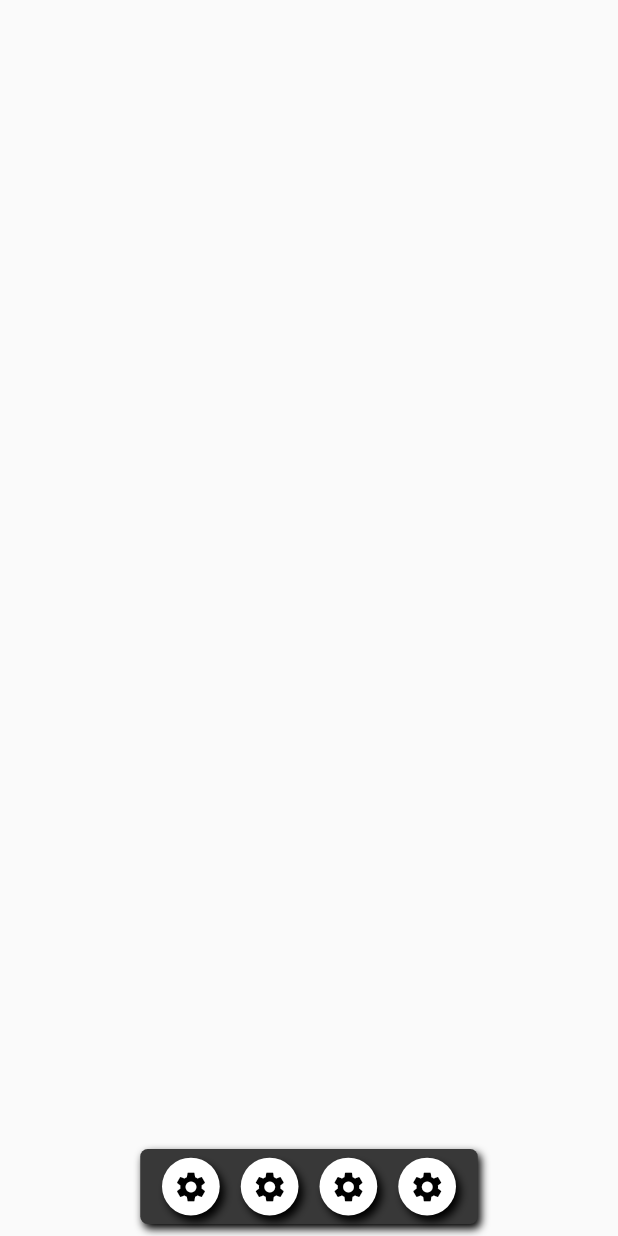
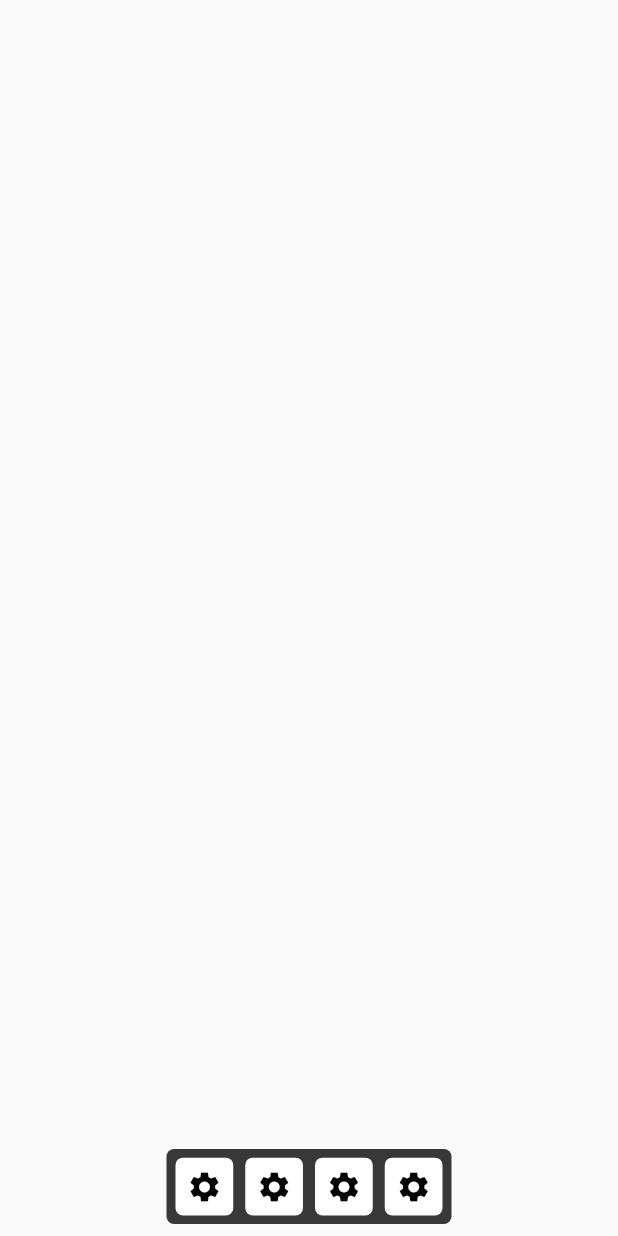
Before and after one commit to aeskerminen/sky-core, a Flutter app: the screen it shows after launch, on a phone screen of 412 x 824 dp. Run offline on Flutter 3.47's test engine with Material 2 defaults, Android fonts, the phone set to English and light mode, and no system bars.

Commit message:
Remove shadow, tighten toolbar spacing

```diff
--- a/sky_notes/lib/main.dart
+++ b/sky_notes/lib/main.dart
@@ -45,13 +45,13 @@ class Home extends StatelessWidget {
             padding: const EdgeInsets.all(8.0),
             child: SizedBox(
               height: 50,
-              width: 225,
+              width: 190,
               child: Container(
                 decoration: BoxDecoration(
                   color: const Color(0xFF383838),
                   borderRadius: BorderRadius.circular(5),
                   boxShadow: const [
-                    BoxShadow(blurRadius: 4, offset: Offset(2, 3))
+                    // BoxShadow(blurRadius: 4, offset: Offset(2, 3))
                   ],
                 ),
                 child: Row(
@@ -78,16 +78,13 @@ class ToolbarButton extends StatelessWidget {
   @override
   Widget build(BuildContext context) {
     return Padding(
-      padding: const EdgeInsets.only(left: 7, right: 7),
+      padding: const EdgeInsets.only(left: 4, right: 4),
       child: Container(
         height: 38.5,
         width: 38.5,
         decoration: BoxDecoration(
+          borderRadius: BorderRadius.circular(5),
           color: Colors.white,
-          borderRadius: BorderRadius.circular(20),
-          boxShadow: const [
-            BoxShadow(color: Colors.black, blurRadius: 4, offset: Offset(3, 4))
-          ],
         ),
         child: TextButton(
           onPressed: () => {},
@@ -96,9 +93,7 @@ class ToolbarButton extends StatelessWidget {
             color: Colors.black,
           ),
           style: TextButton.styleFrom(
-              shape: const CircleBorder(),
-              alignment: Alignment.center,
-              padding: EdgeInsets.zero),
+              alignment: Alignment.center, padding: EdgeInsets.zero),
         ),
       ),
     );
```
